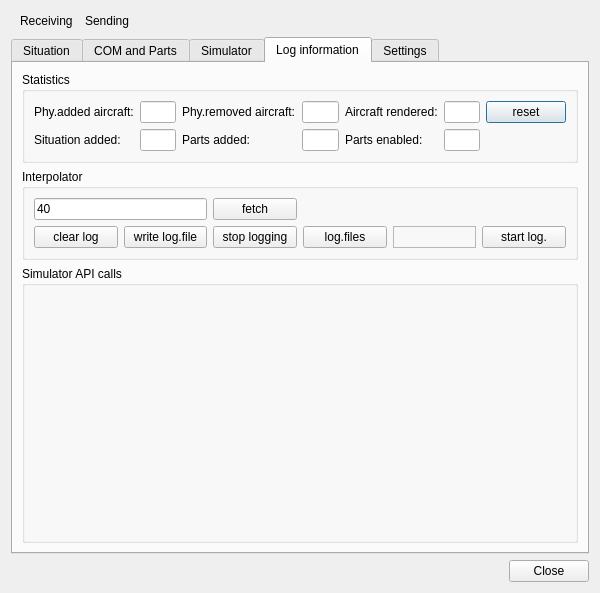
Before: the Qt Designer form src/plugins/simulator/emulated/simulatoremulatedmonitordialog.ui in swift-project/pilotclient, drawn with Qt 5.
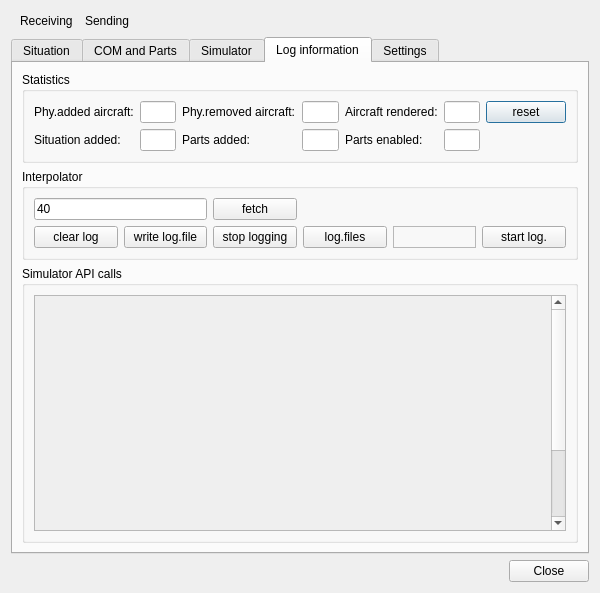
After: the same form once the commit is applied. The open tabs and pages were chosen to show the change. Custom widgets are drawn as their Qt base class.

The edit to the form file:
```diff
--- a/src/plugins/simulator/emulated/simulatoremulatedmonitordialog.ui
+++ b/src/plugins/simulator/emulated/simulatoremulatedmonitordialog.ui
@@ -482,7 +482,33 @@
          </property>
          <layout class="QVBoxLayout" name="vl_GroupBoxLogMessages">
           <item>
-           <widget class="BlackGui::Components::CLogComponent" name="comp_LogComponent"/>
+           <widget class="QScrollArea" name="sa_LogMessages">
+            <property name="widgetResizable">
+             <bool>true</bool>
+            </property>
+            <widget class="QWidget" name="sa_LogMEssagesWidget">
+             <property name="geometry">
+              <rect>
+               <x>0</x>
+               <y>0</y>
+               <width>535</width>
+               <height>339</height>
+              </rect>
+             </property>
+             <layout class="QVBoxLayout" name="vl_LogMessagesScrollArea">
+              <item>
+               <widget class="BlackGui::Components::CLogComponent" name="comp_LogComponent">
+                <property name="minimumSize">
+                 <size>
+                  <width>0</width>
+                  <height>325</height>
+                 </size>
+                </property>
+               </widget>
+              </item>
+             </layout>
+            </widget>
+           </widget>
           </item>
          </layout>
         </widget>
```
Left out of the diff: 2 changed lines with no effect on the pictures.
